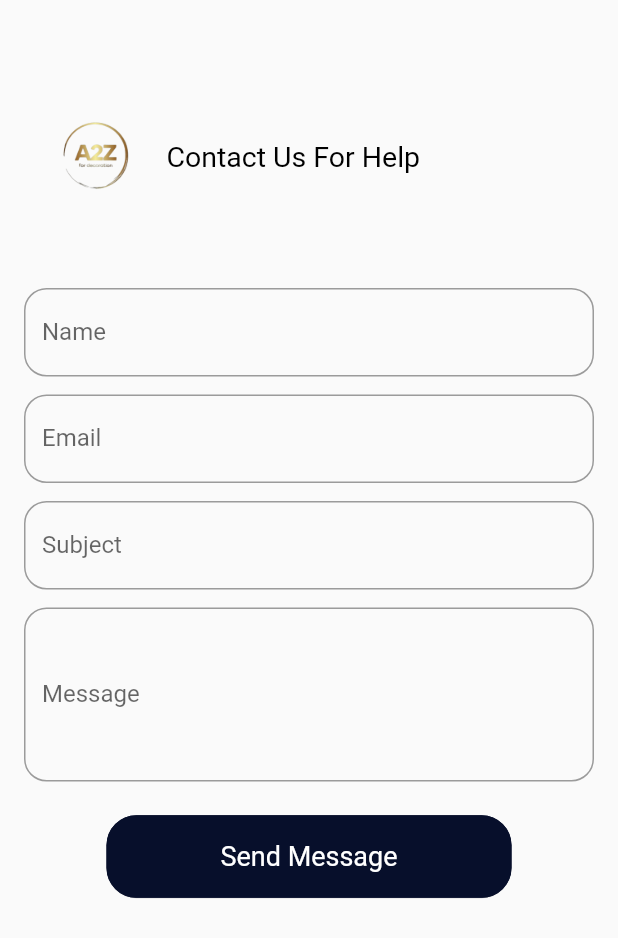
After one commit to EsraaElbana/clint_store, a Flutter app: the Home2Screen screen opened directly, after a tap on "Contact Us", on a phone screen of 412 x 824 dp. The commit adds this screen. Shown: the top 938 px of the screen. Run offline on Flutter 3.47's test engine with Material 2 defaults, Android fonts, the phone set to English and light mode, and no system bars; our stand-ins replace flutter_rating_bar, flutter_svg, font_awesome_flutter; missing offline and left inert: dart:ffi.

Commit message:
client contactus form

```diff
--- a/lib/client/home_screen/home.dart
+++ b/lib/client/home_screen/home.dart
@@ -1,3 +1,4 @@
+import 'package:clint_store/contact%20us/countactus_form.dart';
 import 'package:flutter/material.dart';
 import 'package:flutter_rating_bar/flutter_rating_bar.dart';
 import 'package:font_awesome_flutter/font_awesome_flutter.dart';
@@ -8,7 +9,6 @@ import '../utilities/local_data.dart';
 import '../utilities/routes_manager.dart';
 import '../utilities/text_style.dart';
 import 'designer.dart';
-
 
 
 class Home2Screen extends StatefulWidget {
@@ -64,10 +64,16 @@ class _Home2ScreenState extends State<Home2Screen> {
   ];
   List tabNames = ["Stores", "Designers"];
   int selectedTab = 0;
+
   @override
   Widget build(BuildContext context) {
     return Scaffold(
-      appBar: CreatAppBar(hasTitle: true, hasBackButton: true, title: 'jkjkjkjjjk', onDrawerPressed: () {  }, hasDrawer: false,),
+      appBar: CreatAppBar(
+        hasTitle: true,
+        hasBackButton: true,
+        title: 'jkjkjkjjjk',
+        onDrawerPressed: () {},
+        hasDrawer: false,),
       body: SafeArea(
         child: ListView(
           children: [
@@ -100,36 +106,48 @@ class _Home2ScreenState extends State<Home2Screen> {
                             //   backgroundColor: (Color(0xffF3CD6A)),
                             // ),
                             Expanded(
+                             // flex: 5,
                               child: Row(
-                                mainAxisAlignment:MainAxisAlignment.spaceEvenly,
+                                mainAxisAlignment: MainAxisAlignment
+                                    .spaceEvenly,
                                 // MainAxisAlignment.spaceEvenly,
                                 children: [
                                   // Text("Home",
                                   //     style: BlackLabel.display5(context)
                                   //         .copyWith(color: Color(0xffF3CD6A))),
-                                  Text(
-                                    "About Us",
-                                    style: BlackLabel.display5(context)
-                                        .copyWith(color: Color(0xffF3CD6A)),
-                                  ),
-                                  Text(
+                                  // Text(
+                                  //   "About Us",
+                                  //   style: BlackLabel.display5(context)
+                                  //       .copyWith(color: Color(0xffF3CD6A)),
+                                  // ),
+                                  InkWell(
+                                    onTap: () {
+                                      Navigator.push(context,
+                                          MaterialPageRoute(
+                                            builder: (context) =>
+                                                ContactUsForm(),));
+
+                                    },
+                                    child: Text(
                                       "Contact Us",
                                       style: BlackLabel.display5(context)
                                           .copyWith(color: Color(0xffF3CD6A)),
                                     ),
+                                  ),
                                 ],
                               ),
-                              flex: 6,
+
                             ),
                             Spacer(),
                             Expanded(
-                              flex: 4,
+                              //flex: 4,
                               child: Row(
                                 children: [
                                   Container(
                                     alignment: Alignment.center,
 
-                                    padding: EdgeInsets.symmetric(horizontal: 7,vertical: 2),
+                                    padding: EdgeInsets.symmetric(
+                                        horizontal: 7, vertical: 2),
                                     decoration: BoxDecoration(
                                       borderRadius: BorderRadius.circular(10),
                                       border: Border.all(
@@ -148,7 +166,8 @@ class _Home2ScreenState extends State<Home2Screen> {
                                   ),
                                   Container(
                                     alignment: Alignment.center,
-                                    padding: EdgeInsets.symmetric(horizontal: 10,vertical: 2),
+                                    padding: EdgeInsets.symmetric(
+                                        horizontal: 10, vertical: 2),
 
                                     child: Text(
                                       "sign up",
@@ -201,7 +220,8 @@ class _Home2ScreenState extends State<Home2Screen> {
                 mainAxisAlignment: MainAxisAlignment.spaceEvenly,
                 children: List.generate(
                   tabNames.length,
-                      (index) => InkWell(
+                      (index) =>
+                      InkWell(
                         onTap: () {
                           setState(() {
                             selectedTab = index;
@@ -209,7 +229,8 @@ class _Home2ScreenState extends State<Home2Screen> {
                         },
                         child: Container(
                             width: getSize(context: context).width * 0.25,
-                        padding: EdgeInsets.symmetric(horizontal: 5,vertical: 5),
+                            padding: EdgeInsets.symmetric(
+                                horizontal: 5, vertical: 5),
                             alignment: Alignment.center,
                             margin: EdgeInsets.symmetric(horizontal: 5),
                             decoration: BoxDecoration(
@@ -330,7 +351,8 @@ class _Home2ScreenState extends State<Home2Screen> {
                       scrollDirection: Axis.horizontal,
                       shrinkWrap: true,
                       itemCount: 5,
-                      itemBuilder: (context, index) => InkWell(
+                      itemBuilder: (context, index) =>
+                          InkWell(
                             onTap: () {
                               setState(() {
                                 selectedCategory = index;
@@ -341,7 +363,8 @@ class _Home2ScreenState extends State<Home2Screen> {
                                 getSize(context: context).width * 0.25,
 
                                 padding:
-                            EdgeInsets.symmetric(horizontal: 5,vertical: 5),
+                                EdgeInsets.symmetric(
+                                    horizontal: 5, vertical: 5),
                                 alignment: Alignment.center,
                                 margin:
                                 EdgeInsets.symmetric(horizontal: 5),
--- /dev/null
+++ b/lib/contact us/countactus_form.dart
@@ -0,0 +1,159 @@
+import 'package:flutter/material.dart';
+
+class ContactUsForm extends StatefulWidget {
+  @override
+  _ContactUsFormState createState() => _ContactUsFormState();
+}
+
+class _ContactUsFormState extends State<ContactUsForm> {
+  final _formKey = GlobalKey<FormState>();
+  final usernameController = TextEditingController();
+
+  final subjectController = TextEditingController();
+  final messegeController = TextEditingController();
+  final emailController = TextEditingController();
+
+  @override
+  Widget build(BuildContext context) {
+    return Scaffold(
+      body: Padding(
+        padding: const EdgeInsets.all(16.0),
+        child: Form(
+          key: _formKey,
+          child: Column(
+            children: [
+              Expanded(
+                  flex: 2,
+                  child: Row(
+                    mainAxisAlignment: MainAxisAlignment.spaceAround,
+                    children: [
+                      Expanded(child: Image.asset("assets/images/logo.png"),
+                        flex: 1,
+                      ),
+                      Expanded(
+                        flex: 3,
+                        child: Text(
+                          "Contact Us For Help",
+                          style: TextStyle(
+                              color: Colors.black,
+                              fontSize: 19,
+                              fontWeight: FontWeight.normal),
+                        ),
+                      )
+                    ],
+                  )),
+              Expanded(
+                flex: 7,
+                child: Column(
+                  children: [
+                    TextFormField(
+                      decoration: InputDecoration(
+                        labelText: 'Name',
+                        //isDense: true,
+                        // prefixIcon: Icon(Icons.home_outlined,
+                        //     color: Color(0xff070F2B), size: 25),
+                        //hintText: "your address",
+                        border: OutlineInputBorder(
+                            borderRadius:
+                                BorderRadius.all(Radius.circular(15))),
+                      ),
+                      controller: usernameController,
+                      validator: (value) {
+                        if (usernameController.text.isEmpty) {
+                          return 'please enter Your Name';
+                        }
+                        return null;
+                      },
+                    ),
+                    SizedBox(
+                      height: 12,
+                    ),
+                    TextFormField(
+                      decoration: InputDecoration(
+                        labelText: 'Email',
+                        border: OutlineInputBorder(
+                            borderRadius:
+                                BorderRadius.all(Radius.circular(15))),
+                      ),
+                      controller: emailController,
+                      validator: (value) {
+                        if (emailController.text.isEmpty) {
+                          return 'Please enter your email';
+                        }
+                        return null;
+                      },
+                    ),
+                    SizedBox(
+                      height: 12,
+                    ),
+                    TextFormField(
+                      decoration: InputDecoration(
+                        labelText: 'Subject',
+                        border: OutlineInputBorder(
+                            borderRadius:
+                                BorderRadius.all(Radius.circular(15))),
+                      ),
+                      controller: subjectController,
+                      validator: (value) {
+                        if (subjectController.text.isEmpty) {
+                          return 'Please enter your email';
+                        }
+                        return null;
+                      },
+                    ),
+                    SizedBox(
+                      height: 12,
+                    ),
+                    TextFormField(
+                      decoration: InputDecoration(
+                        labelText: 'Message',
+                        border: OutlineInputBorder(
+                            borderRadius:
+                                BorderRadius.all(Radius.circular(15))),
+                      ),
+                      maxLines: 4,
+                      controller: messegeController,
+                      validator: (value) {
+                        if (messegeController.text.isEmpty) {
+                          return 'Please enter your email';
+                        }
+                        return null;
+                      },
+                    ),
+                    SizedBox(height: 20),
+                    Padding(
+                      padding: const EdgeInsets.fromLTRB(55, 2.5, 55, 10),
+                      child: MaterialButton(
+                        onPressed: () {
+                          // setState(() {
+                          //   Navigator.push(
+                          //       context,
+                          //       MaterialPageRoute(
+                          //           builder: (context) => ()));
+                          // });
+                        },
+                        shape: OutlineInputBorder(
+                            borderSide: BorderSide(
+                              color: Color(0xff070F2B),
+                            ),
+                            borderRadius: BorderRadius.circular(20)),
+                        textColor: Colors.white,
+                        minWidth: double.infinity,
+                        height: 55,
+                        color: Color(0xff070F2B),
+                        elevation: 0.20,
+                        child: Text("Send Message",
+                            style: TextStyle(
+                                fontSize: 18, fontWeight: FontWeight.w400)),
+                      ),
+                    ),
+                  ],
+                ),
+              ),
+            ],
+          ),
+        ),
+      ),
+    );
+  }
+}
```
Lines whose indentation alone changed are shown as unchanged.
